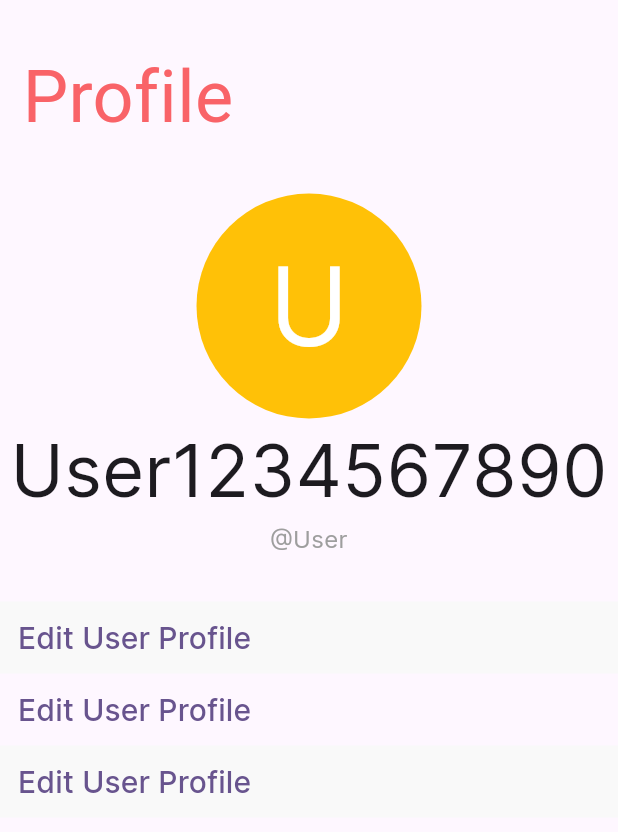
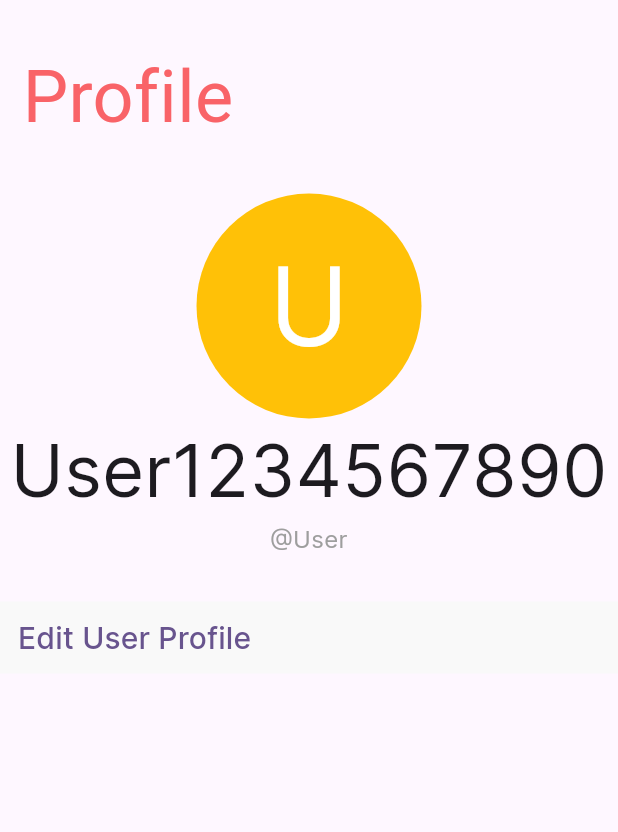
Before and after one commit to masterbbud/resweet, a Flutter app: the ProfilePage widget shown alone on an empty page, opened directly, on a phone screen of 412 x 824 dp. Shown: the top 832 px of the screen. Run offline on Flutter 3.47's test engine with Material 3 defaults, Android fonts, the phone set to English and light mode, and no system bars; our stand-ins replace carousel_slider, image_picker; network calls fail; Roboto replaces fonts that are missing (BagelFatOne).

Commit message:
Removed triple edit profile

```diff
--- a/app/flutter_app/lib/screens/ProfilePage.dart
+++ b/app/flutter_app/lib/screens/ProfilePage.dart
@@ -92,36 +92,6 @@ class ProfilePageState extends State<ProfilePage> {
 
             )
           )),
-          Container(
-              alignment: Alignment.centerLeft,
-              // margin: const EdgeInsets.only(top: 30),
-              width: MediaQuery.of(context).size.width,
-              // color: Color(0xFFF9F9F9),
-              child: TextButton(
-
-                  onPressed: () {},
-                  child: SizedBox(
-                    width: MediaQuery.of(context).size.width,
-                    child: Text("Edit User Profile",
-                      style: TextStyle(fontFamily: 'Inter', fontSize: 20), textAlign: TextAlign.left,),
-
-                  )
-              )),
-          Container(
-              alignment: Alignment.centerLeft,
-              // margin: const EdgeInsets.only(top: 30),
-              width: MediaQuery.of(context).size.width,
-              color: Color(0xFFF9F9F9),
-              child: TextButton(
-
-                  onPressed: () {},
-                  child: SizedBox(
-                    width: MediaQuery.of(context).size.width,
-                    child: Text("Edit User Profile",
-                      style: TextStyle(fontFamily: 'Inter', fontSize: 20), textAlign: TextAlign.left,),
-
-                  )
-              )),
     ]));
   }
 }
```
Also changed, not shown: app/flutter_app/lib/main.dart (+26 -10 lines).
